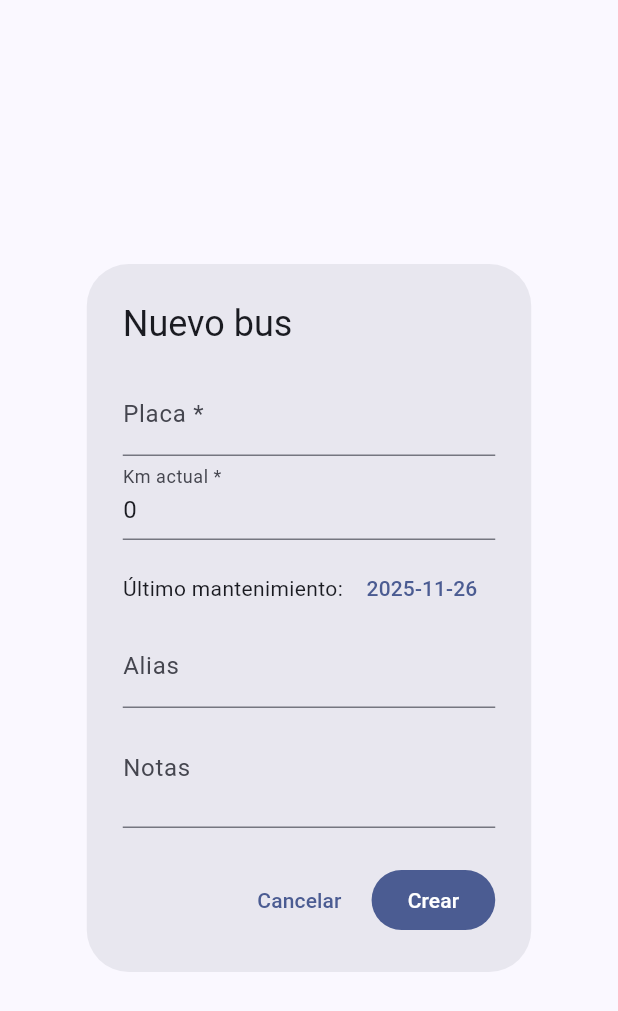
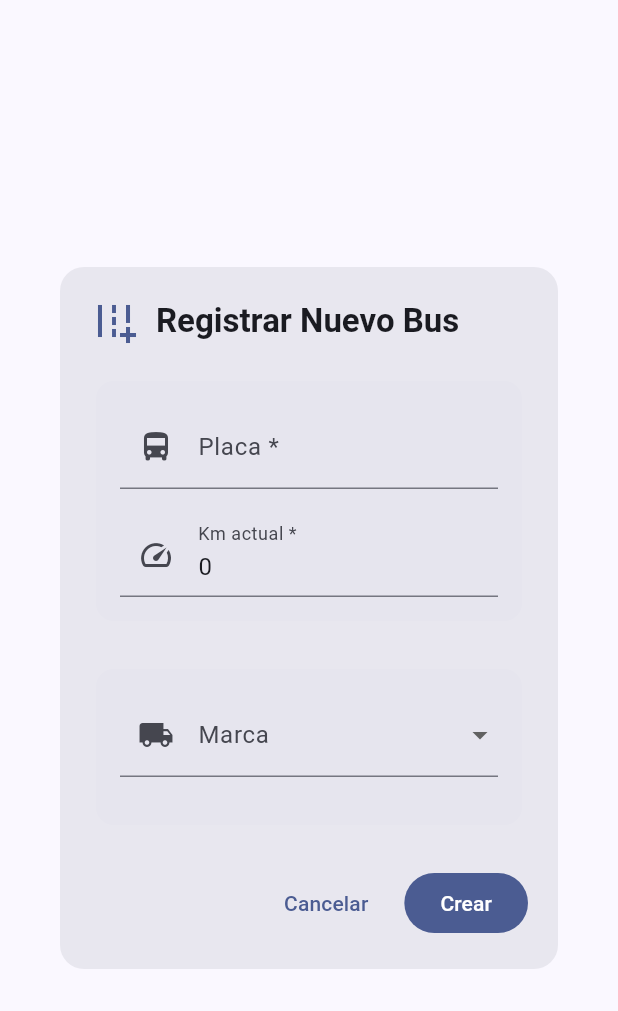
Before and after one commit to Brandon-Meneses/fleetcare_mvp, a Flutter app: the _BusFormDialog widget shown alone on an empty page, opened directly, on a phone screen of 412 x 824 dp. Shown: the top 1011 px of the screen. Run offline on Flutter 3.47's test engine with Material 3 defaults, Android fonts, the phone set to English and light mode, and no system bars; our stand-ins replace dio, flutter_riverpod, freezed_annotation, go_router, pdf, printing and 1 more; accounts and stored records are empty; network calls fail.

Commit message:
Listado de marcas y modelos, mejora visual en card

```diff
--- a/lib/src/features/fleet/presentation/pages/bus_list_page.dart
+++ b/lib/src/features/fleet/presentation/pages/bus_list_page.dart
@@ -304,6 +304,28 @@ class _BusListView extends ConsumerWidget {
   }
 }
 
+// Lista de marcas disponibles
+const brands = [
+  "Toyota",
+  "Hyundai",
+  "Mercedes-Benz",
+  "Volvo",
+  "Scania",
+  "Daewoo",
+  "Renault",
+];
+
+// Modelos por marca
+const modelsByBrand = {
+  "Toyota": ["Coaster", "HiAce", "Urban"],
+  "Hyundai": ["County", "Aero City", "Universe"],
+  "Mercedes-Benz": ["Sprinter", "Citaro", "Tourismo"],
+  "Volvo": ["B7R", "7900", "9700"],
+  "Scania": ["K310", "F310", "Citywide"],
+  "Daewoo": ["BV120MA", "BH090", "BC211"],
+  "Renault": ["Master", "Traffic", "Irisbus"],
+};
+
 class _BusFormDialog extends ConsumerStatefulWidget {
   const _BusFormDialog({this.initial, super.key});
   final Bus? initial;
@@ -313,6 +335,8 @@ class _BusFormDialog extends ConsumerStatefulWidget {
 }
 
 class _BusFormDialogState extends ConsumerState<_BusFormDialog> {
+  String? selectedBrand;
+  String? selectedModel;
   final _formKey = GlobalKey<FormState>();
   late final TextEditingController _plate;
   late final TextEditingController _km;
@@ -327,7 +351,17 @@ class _BusFormDialogState extends ConsumerState<_BusFormDialog> {
     _km = TextEditingController(text: (widget.initial?.kmCurrent ?? 0).toString());
     _lastServiceAt = widget.initial?.lastMaintenanceDate ?? DateTime.now();
     _alias.text = widget.initial?.alias ?? '';
+
+    // Si existe notes, intentamos extraer marca y modelo
     _notes.text = widget.initial?.notes ?? '';
+
+    if (widget.initial?.notes != null) {
+      final parts = widget.initial!.notes!.split(" | ");
+      if (parts.length == 2) {
+        selectedBrand = parts[0];
+        selectedModel = parts[1];
+      }
+    }
   }
 
   @override
@@ -342,96 +376,197 @@ class _BusFormDialogState extends ConsumerState<_BusFormDialog> {
   @override
   Widget build(BuildContext context) {
     final isEdit = widget.initial != null;
-    return AlertDialog(
-      title: Text(isEdit ? 'Editar bus' : 'Nuevo bus'),
-      content: Form(
+
+    return Dialog(
+      shape: RoundedRectangleBorder(borderRadius: BorderRadius.circular(16)),
+      child: ConstrainedBox(
+        constraints: const BoxConstraints(maxWidth: 420),
+        child: Padding(
+          padding: const EdgeInsets.all(20),
+          child: Form(
             key: _formKey,
-        child: SingleChildScrollView(
-          child: Column(mainAxisSize: MainAxisSize.min, children: [
+            child: Column(
+              mainAxisSize: MainAxisSize.min,
+              crossAxisAlignment: CrossAxisAlignment.start,
+              children: [
+
+                // HEADER
+                Row(
+                  children: [
+                    Icon(
+                      isEdit ? Icons.directions_bus_filled : Icons.add_road,
+                      size: 32,
+                      color: Theme.of(context).colorScheme.primary,
+                    ),
+                    const SizedBox(width: 12),
+                    Text(
+                      isEdit ? "Editar Bus" : "Registrar Nuevo Bus",
+                      style: Theme.of(context).textTheme.titleLarge?.copyWith(
+                        fontWeight: FontWeight.bold,
+                      ),
+                    ),
+                  ],
+                ),
+
+                const SizedBox(height: 20),
+
+                // CARD DE DATOS PRINCIPALES
+                Card(
+                  elevation: 0,
+                  color: Theme.of(context).colorScheme.surfaceVariant.withOpacity(0.4),
+                  shape: RoundedRectangleBorder(borderRadius: BorderRadius.circular(12)),
+                  child: Padding(
+                    padding: const EdgeInsets.all(16),
+                    child: Column(
+                      children: [
+
                         TextFormField(
                           controller: _plate,
-              decoration: const InputDecoration(labelText: 'Placa *'),
-              validator: (v) => (v == null || v.trim().isEmpty) ? 'Requerido' : null,
+                          decoration: const InputDecoration(
+                            labelText: 'Placa *',
+                            prefixIcon: Icon(Icons.directions_bus),
                           ),
+                          validator: (v) =>
+                          (v == null || v.trim().isEmpty) ? 'Requerido' : null,
+                        ),
+
+                        const SizedBox(height: 16),
+
                         TextFormField(
                           controller: _km,
-              decoration: const InputDecoration(labelText: 'Km actual *'),
                           keyboardType: TextInputType.number,
+                          decoration: const InputDecoration(
+                            labelText: 'Km actual *',
+                            prefixIcon: Icon(Icons.speed),
+                          ),
                           validator: (v) {
                             if (v == null || v.isEmpty) return 'Requerido';
                             final n = int.tryParse(v);
                             if (n == null || n < 0) return 'Km inválido';
                             final last = widget.initial?.kmCurrent ?? 0;
-                if (isEdit && n < last) return 'No puede ser menor al último ($last)';
+                            if (isEdit && n < last) {
+                              return 'No puede ser menor al último ($last)';
+                            }
                             return null;
                           },
                         ),
-            const SizedBox(height: 8),
-            Row(
+                      ],
+                    ),
+                  ),
+                ),
+
+                const SizedBox(height: 24),
+
+                // CARD DE MARCA Y MODELO
+                Card(
+                  elevation: 0,
+                  color: Theme.of(context).colorScheme.surfaceVariant.withOpacity(0.4),
+                  shape: RoundedRectangleBorder(borderRadius: BorderRadius.circular(12)),
+                  child: Padding(
+                    padding: const EdgeInsets.all(16),
+                    child: Column(
                       children: [
-                const Text('Último mantenimiento: '),
-                TextButton(
-                  onPressed: () async {
-                    final picked = await showDatePicker(
-                      context: context,
-                      initialDate: _lastServiceAt ?? DateTime.now(),
-                      firstDate: DateTime(2015),
-                      lastDate: DateTime.now().add(const Duration(days: 365)),
-                    );
-                    if (picked != null) setState(() => _lastServiceAt = picked);
+
+                        DropdownButtonFormField<String>(
+                          value: selectedBrand,
+                          decoration: const InputDecoration(
+                            labelText: "Marca",
+                            prefixIcon: Icon(Icons.local_shipping),
+                          ),
+                          items: brands
+                              .map((b) =>
+                              DropdownMenuItem(value: b, child: Text(b)))
+                              .toList(),
+                          onChanged: (v) {
+                            setState(() {
+                              selectedBrand = v;
+                              selectedModel = null;
+                            });
                           },
-                  child: Text(
-                    _lastServiceAt == null
-                        ? 'Elegir fecha'
-                        : _lastServiceAt!.toLocal().toString().split(' ').first,
+                          validator: (v) =>
+                          v == null ? "Selecciona una marca" : null,
                         ),
+
+                        const SizedBox(height: 16),
+
+                        if (selectedBrand != null)
+                          DropdownButtonFormField<String>(
+                            value: selectedModel,
+                            decoration: const InputDecoration(
+                              labelText: "Modelo",
+                              prefixIcon: Icon(Icons.directions_car),
+                            ),
+                            items: modelsByBrand[selectedBrand]!
+                                .map((m) => DropdownMenuItem(
+                              value: m,
+                              child: Text(m),
+                            ))
+                                .toList(),
+                            onChanged: (v) => setState(() => selectedModel = v),
+                            validator: (v) =>
+                            v == null ? "Selecciona un modelo" : null,
                           ),
                       ],
                     ),
-            TextFormField(
-              controller: _alias,
-              decoration: const InputDecoration(labelText: 'Alias'),
-            ),
-            TextFormField(
-              controller: _notes,
-              decoration: const InputDecoration(labelText: 'Notas'),
-              maxLines: 2,
-            ),
-          ]),
                   ),
                 ),
-      actions: [
-        TextButton(onPressed: () => Navigator.pop(context), child: const Text('Cancelar')),
+
+                const SizedBox(height: 24),
+
+                // BOTONES
+                Row(
+                  mainAxisAlignment: MainAxisAlignment.end,
+                  children: [
+                    TextButton(
+                      onPressed: () => Navigator.pop(context),
+                      child: const Text("Cancelar"),
+                    ),
+
+                    const SizedBox(width: 12),
+
                     FilledButton(
                       onPressed: () async {
                         if (!_formKey.currentState!.validate()) {
-              if (context.mounted) {
                           ScaffoldMessenger.of(context).showSnackBar(
-                  const SnackBar(content: Text('Revisa los campos obligatorios')),
+                            const SnackBar(content: Text("Revisa los campos obligatorios")),
                           );
-              }
                           return;
                         }
+
                         final notifier = ref.read(busListControllerProvider.notifier);
-            final isEdit = widget.initial != null;
-            final bus = (widget.initial ?? Bus(id: '', plate: _plate.text.trim(), kmCurrent: 0)).copyWith(
+
+                        final notes = "$selectedBrand | $selectedModel";
+
+                        final bus = (widget.initial ??
+                            Bus(id: '', plate: _plate.text.trim(), kmCurrent: 0))
+                            .copyWith(
                           plate: _plate.text.trim(),
                           kmCurrent: int.parse(_km.text),
                           lastMaintenanceDate: _lastServiceAt,
                           alias: _alias.text.trim().isEmpty ? null : _alias.text.trim(),
-              notes: _notes.text.trim().isEmpty ? null : _notes.text.trim(),
+                          notes: notes,
                         );
+
                         await notifier.save(bus);
+
                         if (context.mounted) {
                           Navigator.pop(context);
                           ScaffoldMessenger.of(context).showSnackBar(
-                SnackBar(content: Text(isEdit ? 'Bus actualizado' : 'Bus creado')),
+                            SnackBar(
+                              content: Text(isEdit ? "Bus actualizado" : "Bus creado"),
+                            ),
                           );
                         }
                       },
-          child: Text(isEdit ? 'Guardar' : 'Crear'),
+                      child: Text(isEdit ? "Guardar" : "Crear"),
                     ),
                   ],
+                ),
+              ],
+            ),
+          ),
+        ),
+      ),
     );
   }
 }
```
Lines whose indentation alone changed are shown as unchanged.
